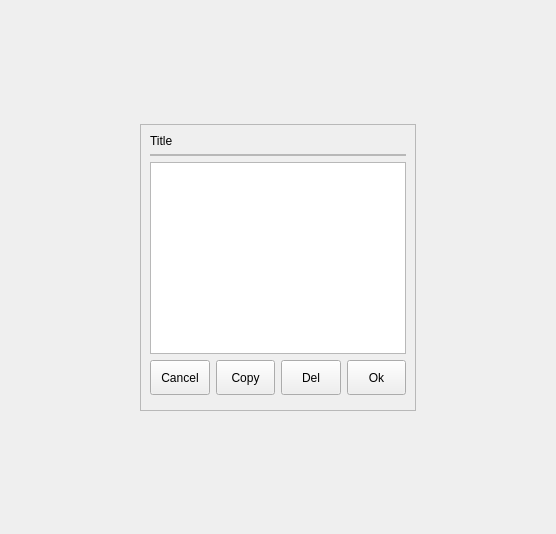
Before: the Qt Designer form src/Comm/ShowMessage.ui in ic005k/Knot-Legacy, drawn with Qt 5.
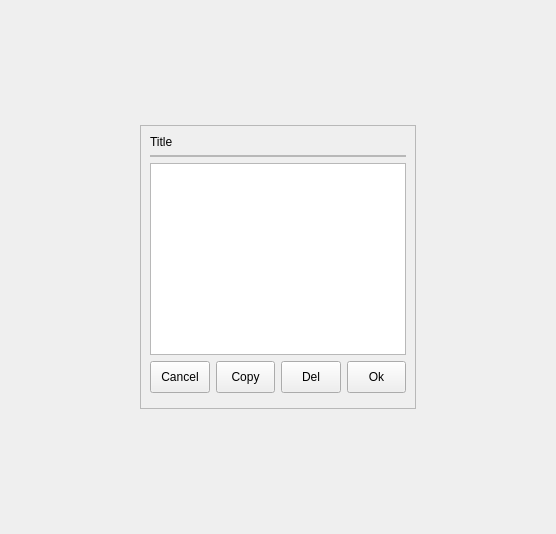
After: the same form once the commit is applied.

What changed in the file:
```diff
--- a/src/Comm/ShowMessage.ui
+++ b/src/Comm/ShowMessage.ui
@@ -99,7 +99,7 @@
              <property name="minimumSize">
               <size>
                <width>0</width>
-               <height>35</height>
+               <height>32</height>
               </size>
              </property>
              <property name="text">
@@ -118,9 +118,12 @@
              <property name="minimumSize">
               <size>
                <width>0</width>
-               <height>35</height>
+               <height>32</height>
               </size>
              </property>
+             <property name="styleSheet">
+              <string notr="true"/>
+             </property>
              <property name="text">
               <string>Copy</string>
              </property>
@@ -137,9 +140,12 @@
              <property name="minimumSize">
               <size>
                <width>0</width>
-               <height>35</height>
+               <height>32</height>
               </size>
              </property>
+             <property name="styleSheet">
+              <string notr="true"/>
+             </property>
              <property name="text">
               <string>Del</string>
              </property>
@@ -156,9 +162,12 @@
              <property name="minimumSize">
               <size>
                <width>0</width>
-               <height>35</height>
+               <height>32</height>
               </size>
              </property>
+             <property name="styleSheet">
+              <string notr="true"/>
+             </property>
              <property name="text">
               <string>Ok</string>
              </property>
```
